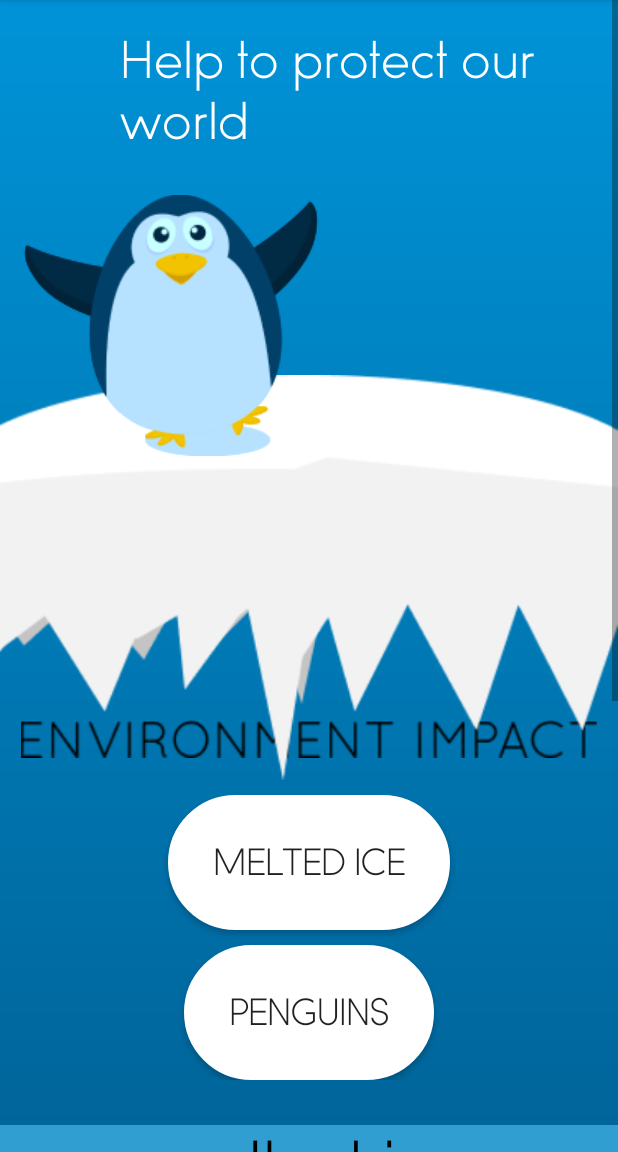
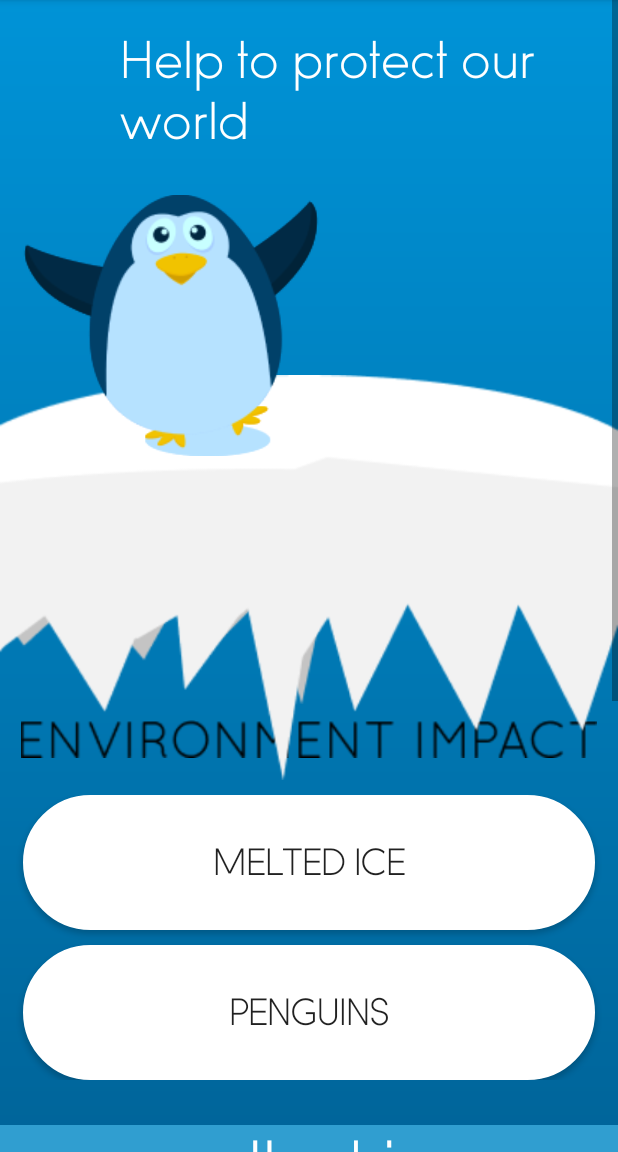
Before and after one commit to Urpanium/IceSaver, an Android app: the MainActivity screen opened directly, with no data from a screen before it, on a phone screen of 412 x 824 dp, the part 84-1236 px from its top. Run offline under Robolectric (Android 15) with nearby library versions, the phone set to English and light mode, and no system bars; 6 statements that could not run were skipped.

Commit message:
final (x3)

```diff
--- a/app/src/main/java/com/tuc/icesaver/MainActivity.java
+++ b/app/src/main/java/com/tuc/icesaver/MainActivity.java
@@ -130,7 +130,7 @@ public class MainActivity extends AppCompatActivity {
         double outputIceValue = new BigDecimal(iceMeltPerDay1).setScale(1, RoundingMode.HALF_UP).doubleValue();
         iceMeltPerDayText.setText(outputIceValue + "");
 
-        double outputIceAllValue = new BigDecimal(Settings.lastIceMelt1).setScale(1, RoundingMode.HALF_UP).doubleValue();
+        double outputIceAllValue = new BigDecimal(Settings.lastIceMelt1/1000).setScale(1, RoundingMode.HALF_UP).doubleValue();
         iceMeltPerLifeText.setText(outputIceAllValue + "");
         Settings.save();
     }
--- a/app/src/main/java/com/tuc/icesaver/Settings.java
+++ b/app/src/main/java/com/tuc/icesaver/Settings.java
@@ -26,6 +26,7 @@ class Settings {
         FileUtil.writeKey("iceAll", "" + lastIceMeltAll, ctx);
         FileUtil.writeKey("lastTime", "" + lastTime, ctx);
         FileUtil.writeKey("penguins", "" + pengiunsDied, ctx);
+        FileUtil.writeKey("iceMelt",""+lastIceMelt1,ctx);
     }
 
     static void load() {
@@ -38,6 +39,7 @@ class Settings {
         lastIceMeltAll = Double.parseDouble(FileUtil.readKey("iceAll"));
         lastTime = Long.parseLong(FileUtil.readKey("lastTime"));
         pengiunsDied = Long.parseLong(FileUtil.readKey("penguins"));
+        lastIceMelt1 = Double.parseDouble(FileUtil.readKey("iceMelt"));
     }
 
 }
--- a/app/src/main/res/layout/main_activity.xml
+++ b/app/src/main/res/layout/main_activity.xml
@@ -72,40 +72,43 @@
 
                     <Button
                         android:id="@+id/main_ellipse_left"
-                        android:layout_width="wrap_content"
+                        android:layout_width="match_parent"
                         android:layout_height="wrap_content"
                         android:layout_gravity="center"
-                        android:padding="30dp"
+                        android:layout_marginLeft="15dp"
 
+                        android:layout_marginRight="15dp"
                         android:layout_weight="0.5"
+
                         android:adjustViewBounds="true"
 
                         android:background="@drawable/fields_white"
+                        android:fontFamily="@font/sofia_light"
+                        android:onClick="startAddIce"
+                        android:padding="30dp"
+                        android:scaleType="fitCenter"
+                        android:text="melted ice"
+                        android:textSize="25sp" />
 
-                        android:onClick="startAddIce"
-                        android:scaleType="fitCenter"
-                        android:fontFamily="@font/sofia_light"
-                        android:text="melted ice"
-                        android:textSize="25sp"/>
                     <Button
                         android:id="@+id/main_ellipse_right"
-                        android:layout_width="wrap_content"
+                        android:layout_width="match_parent"
                         android:layout_height="wrap_content"
+                        android:layout_gravity="center"
+
+                        android:layout_marginLeft="15dp"
                         android:layout_marginTop="10dp"
-
-                        android:layout_gravity="center"
+                        android:layout_marginRight="15dp"
                         android:layout_weight="0.5"
-                        android:padding="30dp"
-                        android:paddingLeft="40dp"
-                        android:paddingRight="40dp"
 
                         android:adjustViewBounds="true"
                         android:background="@drawable/fields_white"
+                        android:fontFamily="@font/sofia_light"
                         android:onClick="startAddPenguin"
+                        android:padding="30dp"
                         android:scaleType="fitCenter"
-                        android:fontFamily="@font/sofia_light"
                         android:text="penguins"
-                        android:textSize="25sp"/>
+                        android:textSize="25sp" />
                 </LinearLayout>
 
 
@@ -119,15 +122,14 @@
                     <TextView
                         android:layout_width="match_parent"
                         android:layout_height="wrap_content"
+                        android:background="#309ED0"
+
+                        android:fontFamily="@font/sofia_light"
                         android:gravity="center"
-
-                        android:background="#309ED0"
-                        android:fontFamily="@font/sofia_light"
+                        android:paddingBottom="5dp"
                         android:text="@string/main_melted_ice_text"
-                        android:textSize="50sp"
-                        android:textColor="@color/primaryText"
-                        android:paddingBottom="5dp"
-                        />
+                        android:textColor="@color/white"
+                        android:textSize="50sp" />
 
                     <FrameLayout
                         android:layout_width="match_parent"
@@ -148,13 +150,13 @@
                                 android:id="@+id/main_melted_ice_per_day"
                                 android:layout_width="match_parent"
                                 android:layout_height="wrap_content"
+                                android:layout_marginLeft="65dp"
                                 android:layout_weight="0.4"
-                                android:layout_marginLeft="10dp"
 
                                 android:text=""
+                                android:textColor="@color/primaryText"
                                 android:textSize="25sp"
-                                android:textColor="@color/primaryText"
-                                />
+                                android:textStyle="bold" />
 
                             <TextView
                                 android:layout_width="match_parent"
@@ -181,11 +183,12 @@
                                 android:id="@+id/main_melted_for_life"
                                 android:layout_width="match_parent"
                                 android:layout_height="wrap_content"
+                                android:layout_marginLeft="65dp"
                                 android:layout_weight="0.4"
-                                android:layout_marginLeft="10dp"
                                 android:text="BLABLA"
+                                android:textColor="@color/primaryText"
                                 android:textSize="25sp"
-                                android:textColor="@color/primaryText" />
+                                android:textStyle="bold" />
                             <TextView
                                 android:layout_width="match_parent"
                                 android:layout_height="wrap_content"
@@ -211,15 +214,14 @@
                     <TextView
                         android:layout_width="match_parent"
                         android:layout_height="wrap_content"
+                        android:background="#309ED0"
+
+                        android:fontFamily="@font/sofia_light"
                         android:gravity="center"
-
-                        android:background="#309ED0"
-                        android:fontFamily="@font/sofia_light"
+                        android:paddingBottom="5dp"
                         android:text="@string/main_died_penguins"
-                        android:textSize="50sp"
-                        android:textColor="@color/primaryText"
-                        android:paddingBottom="5dp"
-                        />
+                        android:textColor="@color/white"
+                        android:textSize="50sp" />
 
                     <FrameLayout
                         android:layout_width="match_parent"
@@ -239,11 +241,12 @@
                                 android:id="@+id/main_penguins_per_day"
                                 android:layout_width="match_parent"
                                 android:layout_height="wrap_content"
+                                android:layout_marginLeft="65dp"
                                 android:layout_weight="0.4"
-                                android:layout_marginLeft="10dp"
                                 android:text=""
+                                android:textColor="@color/primaryText"
                                 android:textSize="25sp"
-                                android:textColor="@color/primaryText" />
+                                android:textStyle="bold" />
                             <TextView
                                 android:layout_width="match_parent"
                                 android:layout_height="wrap_content"
@@ -268,11 +271,12 @@
                                 android:id="@+id/main_penguins_per_life"
                                 android:layout_width="match_parent"
                                 android:layout_height="wrap_content"
+                                android:layout_marginLeft="65dp"
                                 android:layout_weight="0.4"
-                                android:layout_marginLeft="10dp"
                                 android:text=""
+                                android:textColor="@color/primaryText"
                                 android:textSize="25sp"
-                                android:textColor="@color/primaryText" />
+                                android:textStyle="bold" />
                             <TextView
                                 android:layout_width="match_parent"
                                 android:layout_height="wrap_content"
@@ -290,7 +294,6 @@
                 </LinearLayout>
 
 
-
                 <TextView
                     android:id="@+id/main_ice"
                     android:layout_width="match_parent"
@@ -298,12 +301,11 @@
 
                     android:layout_marginTop="965dp"
 
-                    android:text="BLABLA"
-                    android:textColor="@color/primaryText"
-                    android:textSize="20sp"
                     android:fontFamily="@font/sofia_light"
                     android:gravity="center"
-                    />
+                    android:text="BLABLA"
+                    android:textColor="@color/white"
+                    android:textSize="20sp" />
 
 
                 <ImageView
--- a/app/src/main/res/values/colors.xml
+++ b/app/src/main/res/values/colors.xml
@@ -3,7 +3,7 @@
     <color name="primary">#0093d7</color>
     <color name="primaryDark">#0070B0</color>
     <color name="accent">#FF4081</color>
-    <color name="white">#FFFFFF</color>
+    <color name="white">#ffffff</color>
     <color name="transparent">#00000000</color>
     <color name="primaryText">#000000</color>
     <color name="red">#FF3D00</color>
```
